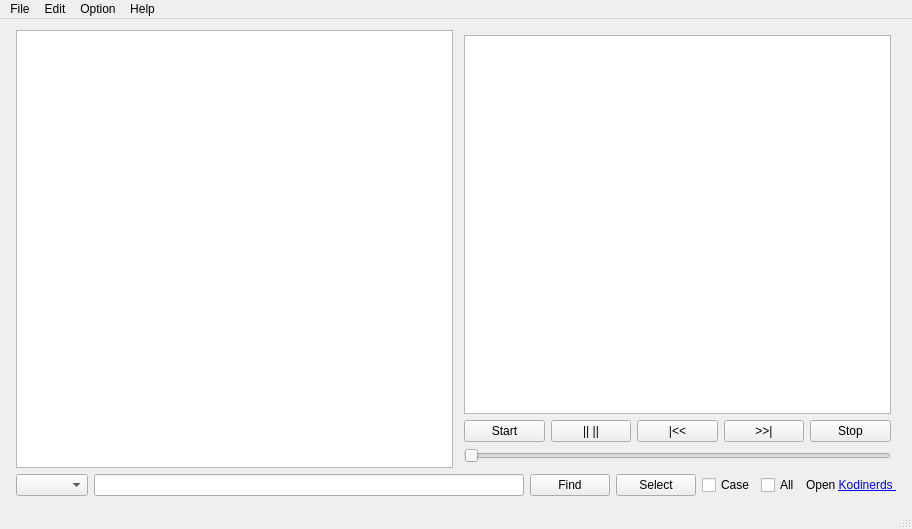
Above: mainwindow.ui from Rolloke/GUI-Apps before the change. Below: the same form after it.
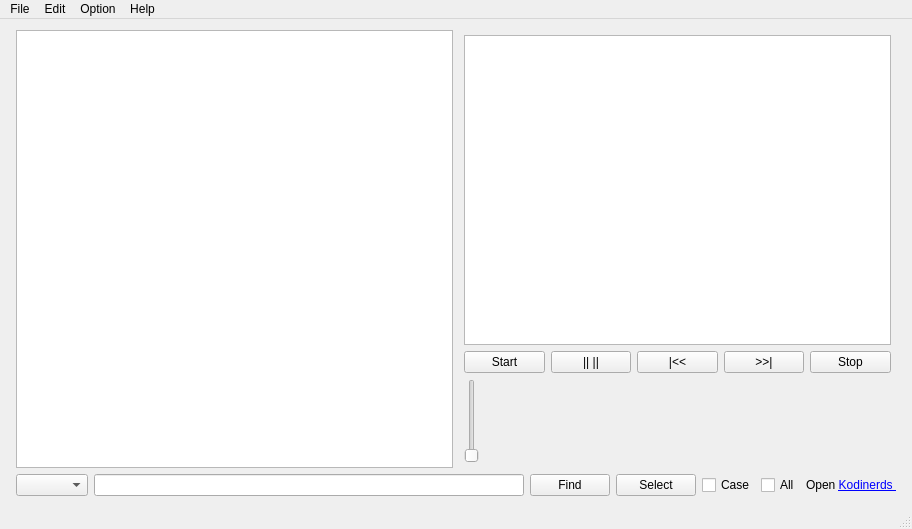
That is the form after the change. Icons and pictures are not drawn.

```diff
--- a/mainwindow.ui
+++ b/mainwindow.ui
@@ -209,9 +209,6 @@
             <property name="maximum">
              <number>100</number>
             </property>
-            <property name="orientation">
-             <enum>Qt::Orientation::Horizontal</enum>
-            </property>
            </widget>
           </item>
          </layout>
```
Left out of the diff: 11 changed lines with no effect on the pictures.
